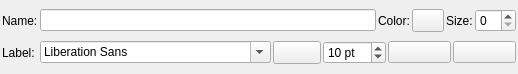
This is kadas/gui/ui/kadasgpxwaypointeditor.ui in kadas-albireo/kadas-albireo2 as Qt 5 draws it before an edit. The edited form follows.
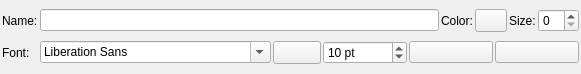
This is the edited form. Icons and pictures are not drawn. Custom widgets are drawn as their Qt base class.

Commit message: Editable Font for routes

```diff
--- a/kadas/gui/ui/kadasgpxwaypointeditor.ui
+++ b/kadas/gui/ui/kadasgpxwaypointeditor.ui
@@ -6,7 +6,7 @@
    <rect>
     <x>0</x>
     <y>0</y>
-    <width>518</width>
+    <width>581</width>
     <height>74</height>
    </rect>
   </property>
@@ -112,7 +112,7 @@
    <item row="1" column="0">
     <widget class="QLabel" name="label">
      <property name="text">
-      <string>Label:</string>
+      <string>Font:</string>
      </property>
     </widget>
    </item>
```
Left out of the diff: 12 changed lines with no effect on the pictures. Lines whose indentation alone changed are shown as unchanged. The commit also changes 5 other files.
